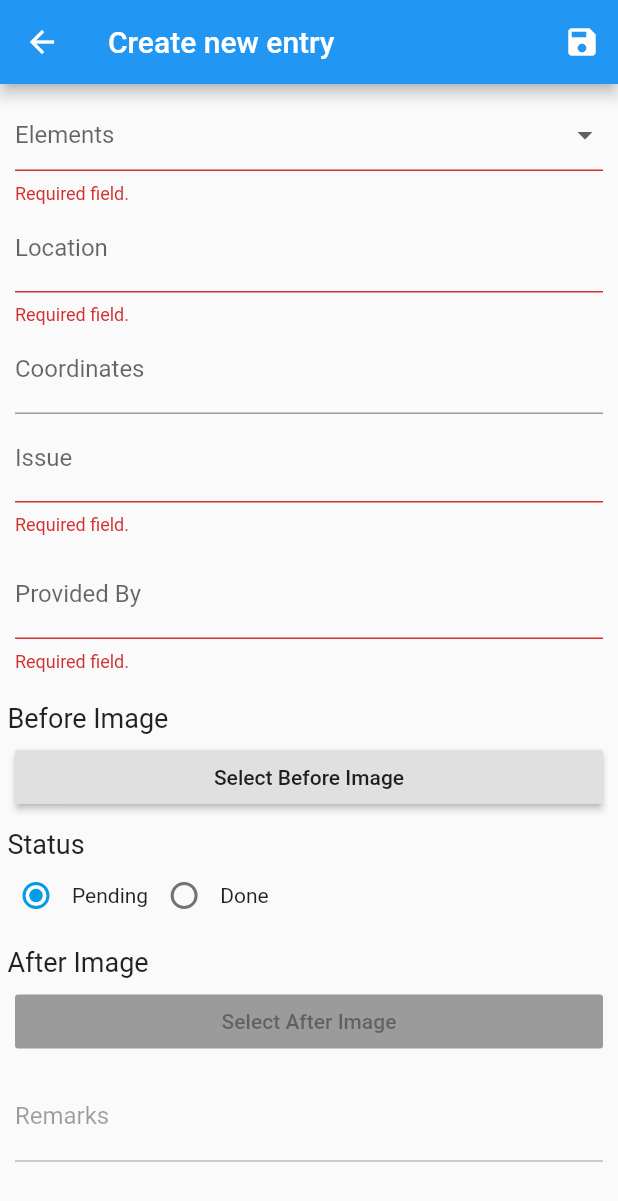
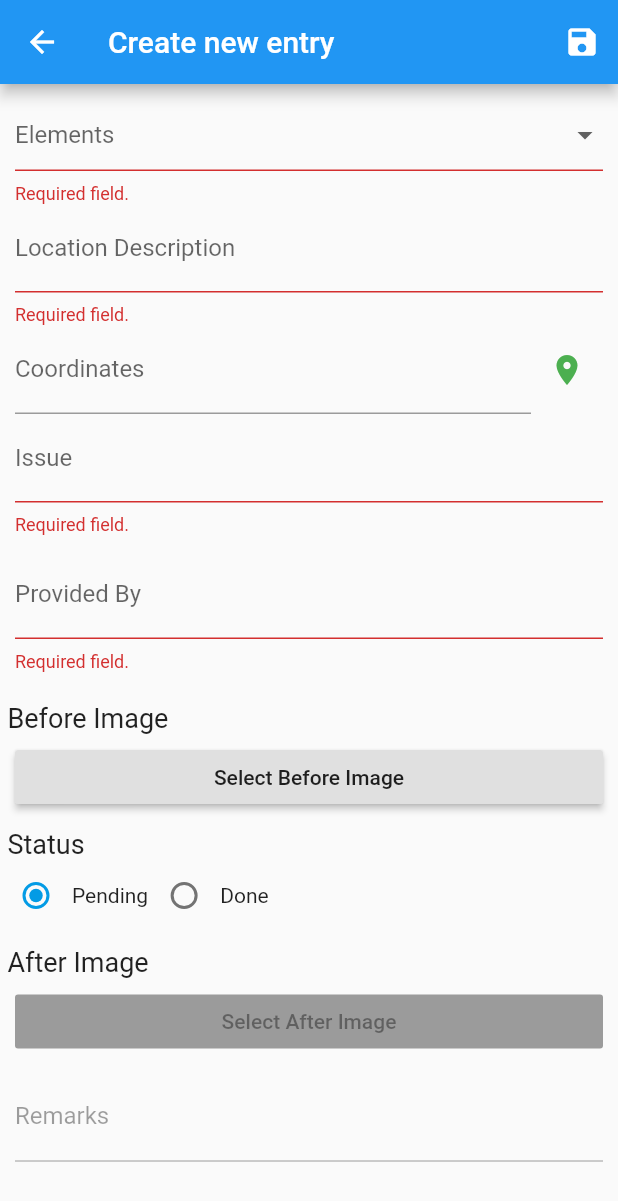
Before and after one commit to lexyfeito/dot-punch-list, a Flutter app: the CreateEditItem screen opened directly, after a tap on the "save" icon, on a phone screen of 412 x 824 dp. Shown: the top 1201 px of the screen. Run offline on Flutter 3.47's test engine with Material 2 defaults, Android fonts, the phone set to English and light mode, and no system bars; our stand-ins replace geolocator, image_picker, open_file, pdf, permission_handler, sqflite; accounts and stored records are empty; statements that could not run were skipped.

Commit message:
Upped version and more

```diff
--- a/lib/create_edit_item.dart
+++ b/lib/create_edit_item.dart
@@ -2,11 +2,11 @@ import 'dart:io';
 
 import 'package:dot_punch_list/DBProvider.dart';
 import 'package:flutter/material.dart';
+import 'package:geolocator/geolocator.dart';
 import 'package:image_picker/image_picker.dart';
 import 'package:path_provider/path_provider.dart';
 import 'entry.dart';
 import 'project.dart';
-//import 'package:geolocator/geolocator.dart';
 
 class CreateEditItem extends StatefulWidget {
 
@@ -208,37 +208,38 @@ class _CreateEditItemState extends State<CreateEditItem> {
                               )
                             ],
                           ),
+                          TextFormField(
+                            decoration: InputDecoration(
+                                labelText: 'Location Description'
+                            ),
+                            validator: (value) {
+                              if (value.isEmpty) {
+                                return 'Required field.';
+                              }
+                            },
+                            maxLines: null,
+                            keyboardType: TextInputType.multiline,
+                            controller: locationController,
+                          ),
                           Row(
                             children: <Widget>[
                               Expanded(
                                 child: TextFormField(
                                   decoration: InputDecoration(
-                                    labelText: 'Location',
+                                    labelText: 'Coordinates',
                                   ),
-                                  validator: (value) {
-                                    if (value.isEmpty) {
-                                      return 'Required field.';
-                                    }
-                                  },
-                                  maxLines: null,
-                                  keyboardType: TextInputType.multiline,
-                                  controller: locationController,
+                                  controller: coordinatesController,
                                 ),
                               ),
-//                              IconButton(
-//                                color: Colors.green,
-//                                icon: Icon(Icons.location_on),
-//                                onPressed: () async {
-//                                  // Position position = await Geolocator().getCurrentPosition(desiredAccuracy: LocationAccuracy.high);
-//                                },
-//                              )
+                              IconButton(
+                                color: Colors.green,
+                                icon: Icon(Icons.location_on),
+                                onPressed: () async {
+                                  Position position = await Geolocator().getCurrentPosition(desiredAccuracy: LocationAccuracy.high);
+                                  setState(() => coordinatesController.text = "Lat: ${position.latitude}, Lng: ${position.longitude}");
+                                },
+                              )
                             ],
-                          ),
-                          TextFormField(
-                            decoration: InputDecoration(
-                              labelText: 'Coordinates'
-                            ),
-                            controller: coordinatesController,
                           ),
                           Container(
                             margin: EdgeInsets.only(bottom: 10.0),
--- a/pubspec.yaml
+++ b/pubspec.yaml
@@ -28,10 +28,10 @@ dependencies:
   pdf: 1.3.7
   open_file: 2.0.1+2
   image: 2.0.7
-#  geolocator: 4.0.1
   permission_handler: ^3.0.0
   http: 0.12.0+2
   intl: 0.15.8
+  geolocator: 4.0.3
 
 dev_dependencies:
   flutter_test:
```
Also changed, not shown: pubspec.lock, res/values/strings_en.arb (added), 10 other files.
